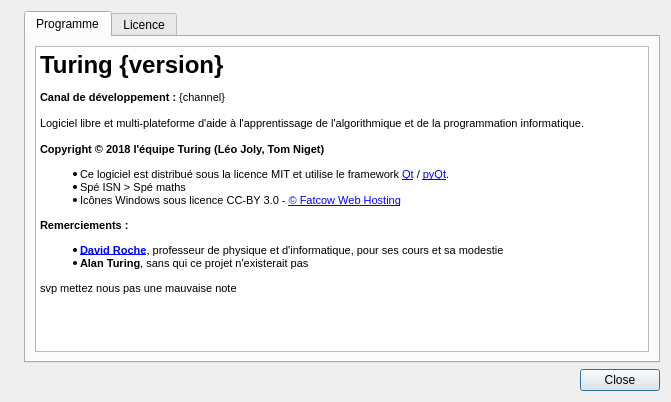
First picture: the form in src/ui_about.ui, repository TuringApp/Turing, before the edit.
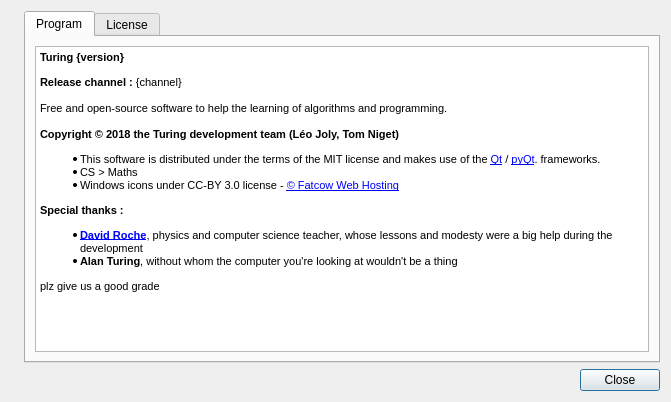
Second picture: the form after the edit. Icons and pictures are not drawn.

Diff of the .ui file:
```diff
--- a/src/ui_about.ui
+++ b/src/ui_about.ui
@@ -43,7 +43,7 @@
        </property>
        <widget class="QWidget" name="tab">
         <attribute name="title">
-         <string>Programme</string>
+         <string>Program</string>
         </attribute>
         <layout class="QVBoxLayout" name="verticalLayout_2">
          <item>
@@ -56,15 +56,15 @@
 &lt;html&gt;&lt;head&gt;&lt;meta name=&quot;qrichtext&quot; content=&quot;1&quot; /&gt;&lt;style type=&quot;text/css&quot;&gt;
 p, li { white-space: pre-wrap; }
 &lt;/style&gt;&lt;/head&gt;&lt;body style=&quot; font-family:'MS Shell Dlg 2'; font-size:8.25pt; font-weight:400; font-style:normal;&quot;&gt;
-&lt;p style=&quot; margin-top:12px; margin-bottom:12px; margin-left:0px; margin-right:0px; -qt-block-indent:0; text-indent:0px;&quot;&gt;&lt;span style=&quot; font-size:xx-large; font-weight:600;&quot;&gt;Turing {version}&lt;/span&gt;&lt;/p&gt;
-&lt;p style=&quot; margin-top:12px; margin-bottom:12px; margin-left:0px; margin-right:0px; -qt-block-indent:0; text-indent:0px;&quot;&gt;&lt;span style=&quot; font-weight:600;&quot;&gt;Canal de développement : &lt;/span&gt;{channel} &lt;br /&gt;&lt;br /&gt;Logiciel libre et multi-plateforme d'aide à l'apprentissage de l'algorithmique et de la programmation informatique. &lt;br /&gt;&lt;br /&gt;&lt;span style=&quot; font-weight:600;&quot;&gt;Copyright © 2018 l'équipe Turing (Léo Joly, Tom Niget)&lt;/span&gt;&lt;/p&gt;
-&lt;ul style=&quot;margin-top: 0px; margin-bottom: 0px; margin-left: 0px; margin-right: 0px; -qt-list-indent: 1;&quot;&gt;&lt;li style=&quot; margin-top:12px; margin-bottom:0px; margin-left:0px; margin-right:0px; -qt-block-indent:0; text-indent:0px;&quot;&gt;Ce logiciel est distribué sous la licence MIT et utilise le framework &lt;a href=&quot;https://www.qt.io/&quot;&gt;&lt;span style=&quot; text-decoration: underline; color:#0000ff;&quot;&gt;Qt&lt;/span&gt;&lt;/a&gt; / &lt;a href=&quot;https://riverbankcomputing.com/software/pyqt/&quot;&gt;&lt;span style=&quot; text-decoration: underline; color:#0000ff;&quot;&gt;pyQt&lt;/span&gt;&lt;/a&gt;.&lt;/li&gt;
-&lt;li style=&quot; margin-top:0px; margin-bottom:0px; margin-left:0px; margin-right:0px; -qt-block-indent:0; text-indent:0px;&quot;&gt;Spé ISN &amp;gt; Spé maths&lt;/li&gt;
-&lt;li style=&quot; margin-top:0px; margin-bottom:12px; margin-left:0px; margin-right:0px; -qt-block-indent:0; text-indent:0px;&quot;&gt;Icônes Windows sous licence CC-BY 3.0 - &lt;a href=&quot;http://www.fatcow.com/free-icons&quot;&gt;&lt;span style=&quot; text-decoration: underline; color:#0000ff;&quot;&gt;© Fatcow Web Hosting&lt;/span&gt;&lt;/a&gt;&lt;/li&gt;&lt;/ul&gt;
-&lt;p style=&quot; margin-top:0px; margin-bottom:0px; margin-left:0px; margin-right:0px; -qt-block-indent:0; text-indent:0px;&quot;&gt;&lt;span style=&quot; font-weight:600;&quot;&gt;Remerciements :&lt;/span&gt;&lt;/p&gt;
-&lt;ul style=&quot;margin-top: 0px; margin-bottom: 0px; margin-left: 0px; margin-right: 0px; -qt-list-indent: 1;&quot;&gt;&lt;li style=&quot; margin-top:12px; margin-bottom:0px; margin-left:0px; margin-right:0px; -qt-block-indent:0; text-indent:0px;&quot;&gt;&lt;a href=&quot;https://twitter.com/davR74130&quot;&gt;&lt;span style=&quot; font-weight:600; text-decoration: underline; color:#0000ff;&quot;&gt;David Roche&lt;/span&gt;&lt;/a&gt;, professeur de physique et d'informatique, pour ses cours et sa modestie&lt;/li&gt;
-&lt;li style=&quot; margin-top:0px; margin-bottom:12px; margin-left:0px; margin-right:0px; -qt-block-indent:0; text-indent:0px;&quot;&gt;&lt;span style=&quot; font-weight:600;&quot;&gt;Alan Turing&lt;/span&gt;, sans qui ce projet n'existerait pas&lt;/li&gt;&lt;/ul&gt;
-&lt;p style=&quot; margin-top:12px; margin-bottom:12px; margin-left:0px; margin-right:0px; -qt-block-indent:0; text-indent:0px;&quot;&gt;svp mettez nous pas une mauvaise note&lt;/p&gt;&lt;/body&gt;&lt;/html&gt;</string>
+&lt;p style=&quot; margin-top:12px; margin-bottom:12px; margin-left:0px; margin-right:0px; -qt-block-indent:0; text-indent:0px;&quot;&gt;&lt;span style=&quot; font-weight:600;&quot;&gt;Turing {version}&lt;/span&gt;&lt;/p&gt;
+&lt;p style=&quot; margin-top:12px; margin-bottom:12px; margin-left:0px; margin-right:0px; -qt-block-indent:0; text-indent:0px;&quot;&gt;&lt;span style=&quot; font-weight:600;&quot;&gt;Release channel : &lt;/span&gt;{channel} &lt;br /&gt;&lt;br /&gt;Free and open-source software to help the learning of algorithms and programming. &lt;br /&gt;&lt;br /&gt;&lt;span style=&quot; font-weight:600;&quot;&gt;Copyright © 2018 the Turing development team (Léo Joly, Tom Niget)&lt;/span&gt;&lt;/p&gt;
+&lt;ul style=&quot;margin-top: 0px; margin-bottom: 0px; margin-left: 0px; margin-right: 0px; -qt-list-indent: 1;&quot;&gt;&lt;li style=&quot; margin-top:12px; margin-bottom:0px; margin-left:0px; margin-right:0px; -qt-block-indent:0; text-indent:0px;&quot;&gt;This software is distributed under the terms of the MIT license and makes use of the &lt;a href=&quot;https://www.qt.io/&quot;&gt;&lt;span style=&quot; text-decoration: underline; color:#0000ff;&quot;&gt;Qt&lt;/span&gt;&lt;/a&gt; / &lt;a href=&quot;https://riverbankcomputing.com/software/pyqt/&quot;&gt;&lt;span style=&quot; text-decoration: underline; color:#0000ff;&quot;&gt;pyQt&lt;/span&gt;&lt;/a&gt;. frameworks.&lt;/li&gt;
+&lt;li style=&quot; margin-top:0px; margin-bottom:0px; margin-left:0px; margin-right:0px; -qt-block-indent:0; text-indent:0px;&quot;&gt;CS &amp;gt; Maths&lt;/li&gt;
+&lt;li style=&quot; margin-top:0px; margin-bottom:12px; margin-left:0px; margin-right:0px; -qt-block-indent:0; text-indent:0px;&quot;&gt;Windows icons under CC-BY 3.0 license - &lt;a href=&quot;http://www.fatcow.com/free-icons&quot;&gt;&lt;span style=&quot; text-decoration: underline; color:#0000ff;&quot;&gt;© Fatcow Web Hosting&lt;/span&gt;&lt;/a&gt;&lt;/li&gt;&lt;/ul&gt;
+&lt;p style=&quot; margin-top:0px; margin-bottom:0px; margin-left:0px; margin-right:0px; -qt-block-indent:0; text-indent:0px;&quot;&gt;&lt;span style=&quot; font-weight:600;&quot;&gt;Special thanks :&lt;/span&gt;&lt;/p&gt;
+&lt;ul style=&quot;margin-top: 0px; margin-bottom: 0px; margin-left: 0px; margin-right: 0px; -qt-list-indent: 1;&quot;&gt;&lt;li style=&quot; margin-top:12px; margin-bottom:0px; margin-left:0px; margin-right:0px; -qt-block-indent:0; text-indent:0px;&quot;&gt;&lt;a href=&quot;https://twitter.com/davR74130&quot;&gt;&lt;span style=&quot; font-weight:600; text-decoration: underline; color:#0000ff;&quot;&gt;David Roche&lt;/span&gt;&lt;/a&gt;, physics and computer science teacher, whose lessons and modesty were a big help during the development&lt;/li&gt;
+&lt;li style=&quot; margin-top:0px; margin-bottom:12px; margin-left:0px; margin-right:0px; -qt-block-indent:0; text-indent:0px;&quot;&gt;&lt;span style=&quot; font-weight:600;&quot;&gt;Alan Turing&lt;/span&gt;, without whom the computer you're looking at wouldn't be a thing&lt;/li&gt;&lt;/ul&gt;
+&lt;p style=&quot; margin-top:12px; margin-bottom:12px; margin-left:0px; margin-right:0px; -qt-block-indent:0; text-indent:0px;&quot;&gt;plz give us a good grade&lt;/p&gt;&lt;/body&gt;&lt;/html&gt;</string>
            </property>
            <property name="openExternalLinks">
             <bool>true</bool>
@@ -75,7 +75,7 @@
        </widget>
        <widget class="QWidget" name="tab_2">
         <attribute name="title">
-         <string>Licence</string>
+         <string>License</string>
         </attribute>
         <layout class="QVBoxLayout" name="verticalLayout_3">
          <item>
```
Left out of the diff: 4 changed lines with no effect on the pictures.
